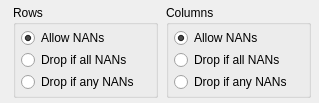
kevinanewman/colliderscope2024, file nanhandler_horizontal.ui: the form before one commit.
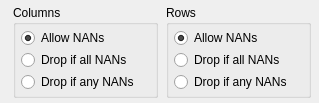
The form after the commit.

Commit message: reorder nanhandlers so columns come "first"

What changed in the file:
```diff
--- a/nanhandler_horizontal.ui
+++ b/nanhandler_horizontal.ui
@@ -31,76 +31,6 @@
    </property>
    <item>
     <layout class="QHBoxLayout" name="horizontalLayout">
-     <item>
-      <widget class="QGroupBox" name="row_groupBox">
-       <property name="sizePolicy">
-        <sizepolicy hsizetype="Fixed" vsizetype="Fixed">
-         <horstretch>0</horstretch>
-         <verstretch>0</verstretch>
-        </sizepolicy>
-       </property>
-       <property name="minimumSize">
-        <size>
-         <width>145</width>
-         <height>93</height>
-        </size>
-       </property>
-       <property name="title">
-        <string>Rows</string>
-       </property>
-       <layout class="QVBoxLayout" name="verticalLayout_4">
-        <property name="leftMargin">
-         <number>5</number>
-        </property>
-        <property name="topMargin">
-         <number>5</number>
-        </property>
-        <property name="rightMargin">
-         <number>5</number>
-        </property>
-        <property name="bottomMargin">
-         <number>5</number>
-        </property>
-        <item>
-         <layout class="QVBoxLayout" name="verticalLayout">
-          <item>
-           <widget class="QRadioButton" name="row_allow_nans">
-            <property name="text">
-             <string>Allow NANs</string>
-            </property>
-            <property name="checked">
-             <bool>true</bool>
-            </property>
-            <attribute name="buttonGroup">
-             <string notr="true">row_buttonGroup</string>
-            </attribute>
-           </widget>
-          </item>
-          <item>
-           <widget class="QRadioButton" name="row_drop_if_all_nans_radioButton">
-            <property name="text">
-             <string>Drop if all NANs</string>
-            </property>
-            <attribute name="buttonGroup">
-             <string notr="true">row_buttonGroup</string>
-            </attribute>
-           </widget>
-          </item>
-          <item>
-           <widget class="QRadioButton" name="row_drop_if_any_nans_radioButton">
-            <property name="text">
-             <string>Drop if any NANs</string>
-            </property>
-            <attribute name="buttonGroup">
-             <string notr="true">row_buttonGroup</string>
-            </attribute>
-           </widget>
-          </item>
-         </layout>
-        </item>
-       </layout>
-      </widget>
-     </item>
      <item>
       <widget class="QGroupBox" name="column_groupBox">
        <property name="sizePolicy">
@@ -171,6 +101,76 @@
        </layout>
       </widget>
      </item>
+     <item>
+      <widget class="QGroupBox" name="row_groupBox">
+       <property name="sizePolicy">
+        <sizepolicy hsizetype="Fixed" vsizetype="Fixed">
+         <horstretch>0</horstretch>
+         <verstretch>0</verstretch>
+        </sizepolicy>
+       </property>
+       <property name="minimumSize">
+        <size>
+         <width>145</width>
+         <height>93</height>
+        </size>
+       </property>
+       <property name="title">
+        <string>Rows</string>
+       </property>
+       <layout class="QVBoxLayout" name="verticalLayout_4">
+        <property name="leftMargin">
+         <number>5</number>
+        </property>
+        <property name="topMargin">
+         <number>5</number>
+        </property>
+        <property name="rightMargin">
+         <number>5</number>
+        </property>
+        <property name="bottomMargin">
+         <number>5</number>
+        </property>
+        <item>
+         <layout class="QVBoxLayout" name="verticalLayout">
+          <item>
+           <widget class="QRadioButton" name="row_allow_nans">
+            <property name="text">
+             <string>Allow NANs</string>
+            </property>
+            <property name="checked">
+             <bool>true</bool>
+            </property>
+            <attribute name="buttonGroup">
+             <string notr="true">row_buttonGroup</string>
+            </attribute>
+           </widget>
+          </item>
+          <item>
+           <widget class="QRadioButton" name="row_drop_if_all_nans_radioButton">
+            <property name="text">
+             <string>Drop if all NANs</string>
+            </property>
+            <attribute name="buttonGroup">
+             <string notr="true">row_buttonGroup</string>
+            </attribute>
+           </widget>
+          </item>
+          <item>
+           <widget class="QRadioButton" name="row_drop_if_any_nans_radioButton">
+            <property name="text">
+             <string>Drop if any NANs</string>
+            </property>
+            <attribute name="buttonGroup">
+             <string notr="true">row_buttonGroup</string>
+            </attribute>
+           </widget>
+          </item>
+         </layout>
+        </item>
+       </layout>
+      </widget>
+     </item>
     </layout>
    </item>
   </layout>
```
The commit also changes 3 other files.
